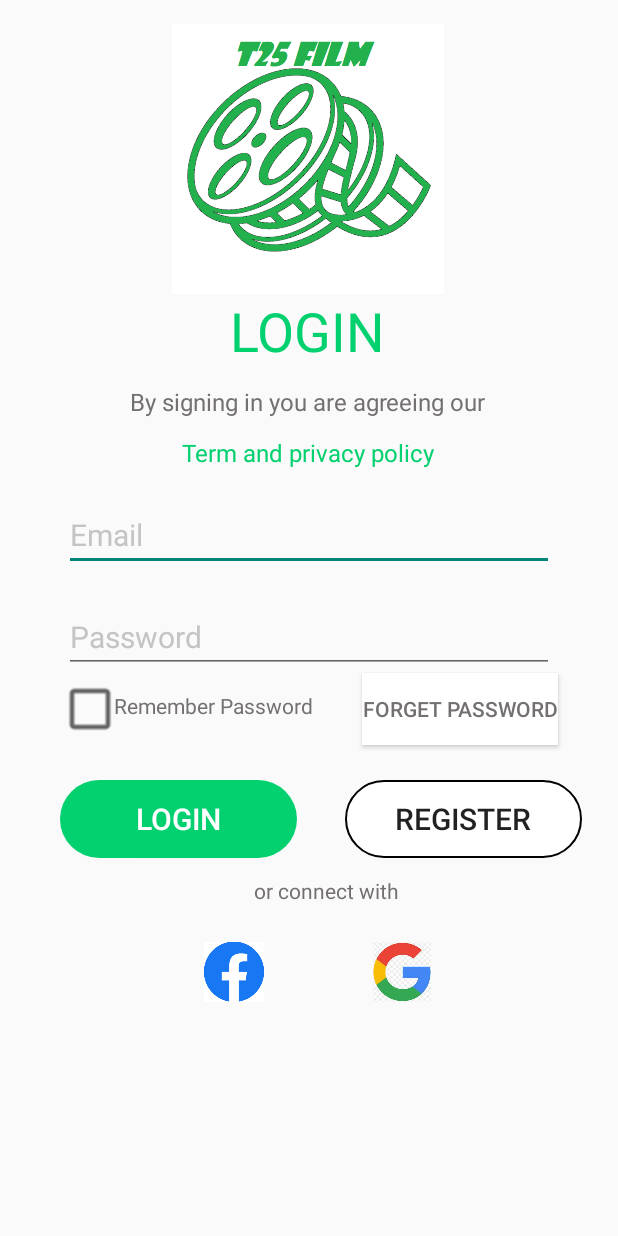
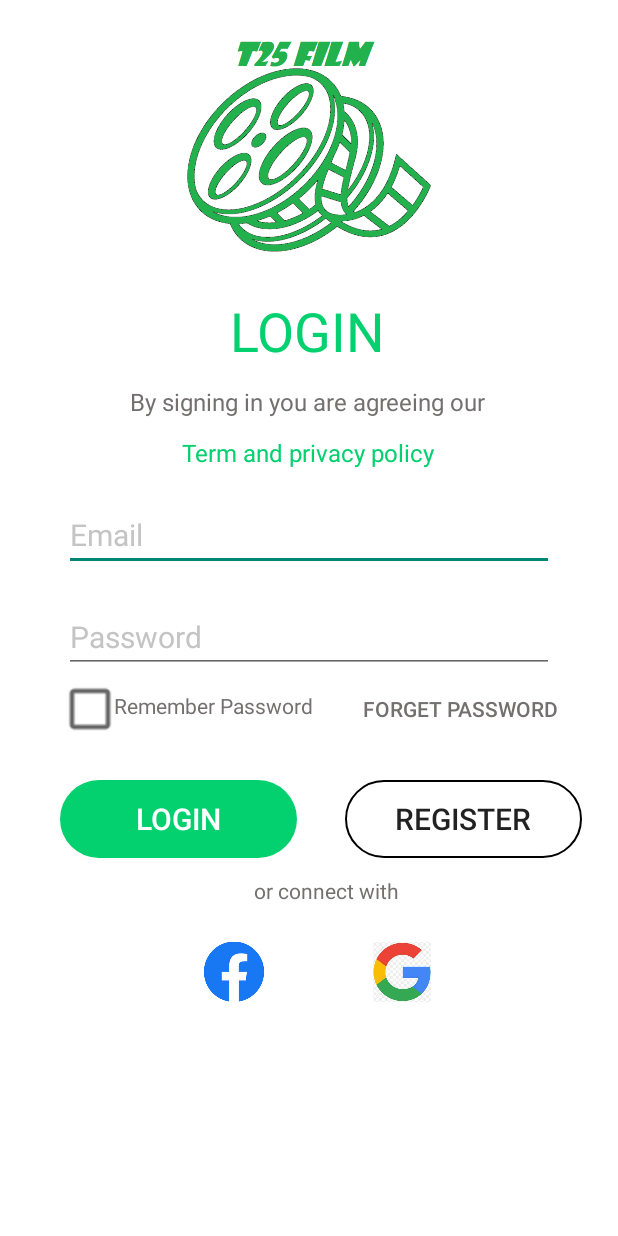
Before and after one commit to TamOOP/t25film, an Android app: the screen it shows after launch (LoginActivity), on a phone screen of 412 x 824 dp. Run offline under Robolectric (Android 15) with nearby library versions, the phone set to English and light mode, and no system bars.

Commit message:
Layout Register 1

```diff
--- a/app/src/main/res/layout/activity_login.xml
+++ b/app/src/main/res/layout/activity_login.xml
@@ -2,8 +2,10 @@
 <androidx.constraintlayout.widget.ConstraintLayout xmlns:android="http://schemas.android.com/apk/res/android"
     xmlns:app="http://schemas.android.com/apk/res-auto"
     xmlns:tools="http://schemas.android.com/tools"
+    android:background="@color/white"
     android:layout_width="match_parent"
     android:layout_height="match_parent">
+
 
     <ImageView
         android:id="@+id/logoFilm"
@@ -61,7 +63,7 @@
         android:layout_marginTop="20dp"
         android:ems="14"
         android:inputType="text"
-        android:text="@string/txtEmail"
+        android:hint="@string/txtEmail"
         android:textColor="@color/colortxtlogin"
         android:textColorHint="@color/colortxtlogin"
         android:textSize="20sp"
@@ -114,7 +116,7 @@
         android:layout_width="wrap_content"
         android:layout_height="48dp"
         android:layout_marginEnd="40dp"
-        android:background="@color/white"
+        android:background="@color/transparent"
         android:text="Forget Password"
         android:textColor="@color/colortxtbottomlogin"
         android:textSize="14sp"
--- a/app/src/main/res/layout/activity_register.xml
+++ b/app/src/main/res/layout/activity_register.xml
@@ -2,6 +2,7 @@
 <androidx.constraintlayout.widget.ConstraintLayout xmlns:android="http://schemas.android.com/apk/res/android"
     xmlns:app="http://schemas.android.com/apk/res-auto"
     xmlns:tools="http://schemas.android.com/tools"
+    android:background="@color/white"
     android:layout_width="match_parent"
     android:layout_height="match_parent">
 
@@ -77,7 +78,7 @@
         android:layout_marginTop="12dp"
         android:ems="14"
         android:inputType="text"
-        android:text="@string/txtEmail"
+        android:hint="@string/txtEmail"
         android:textColorHint="@color/colortxtlogin"
         android:textColor="@color/colortxtlogin"
         android:textSize="20sp"
--- a/app/src/main/res/values/colors.xml
+++ b/app/src/main/res/values/colors.xml
@@ -2,6 +2,7 @@
 <resources>
     <color name="black">#FF000000</color>
     <color name="white">#FFFFFFFF</color>
+    <color name="transparent">#00000000</color>
     <color name="main">#03D06E</color>
     <color name="colortxtbottomlogin">#747070</color>
     <color name="colortxtlogin">#C4C4C4</color>
--- a/build.gradle.kts
+++ b/build.gradle.kts
@@ -1,4 +1,4 @@
 // Top-level build file where you can add configuration options common to all sub-projects/modules.
 plugins {
-    id("com.android.application") version "8.1.0" apply false
+    id("com.android.application") version "8.1.1" apply false
 }
```
